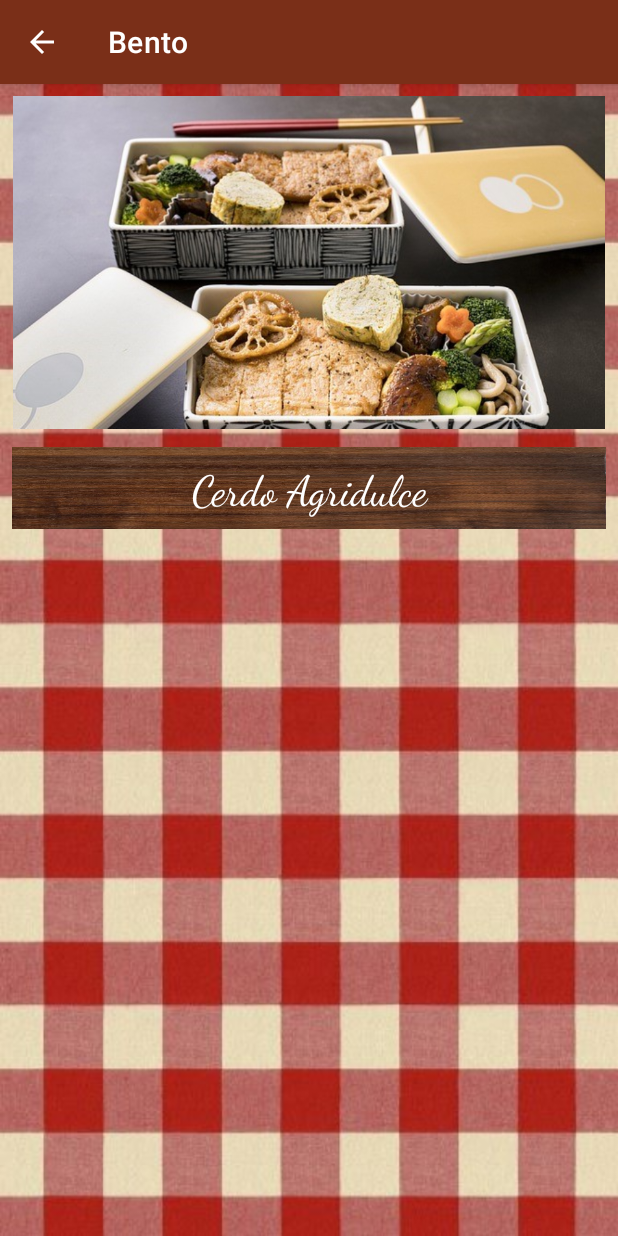
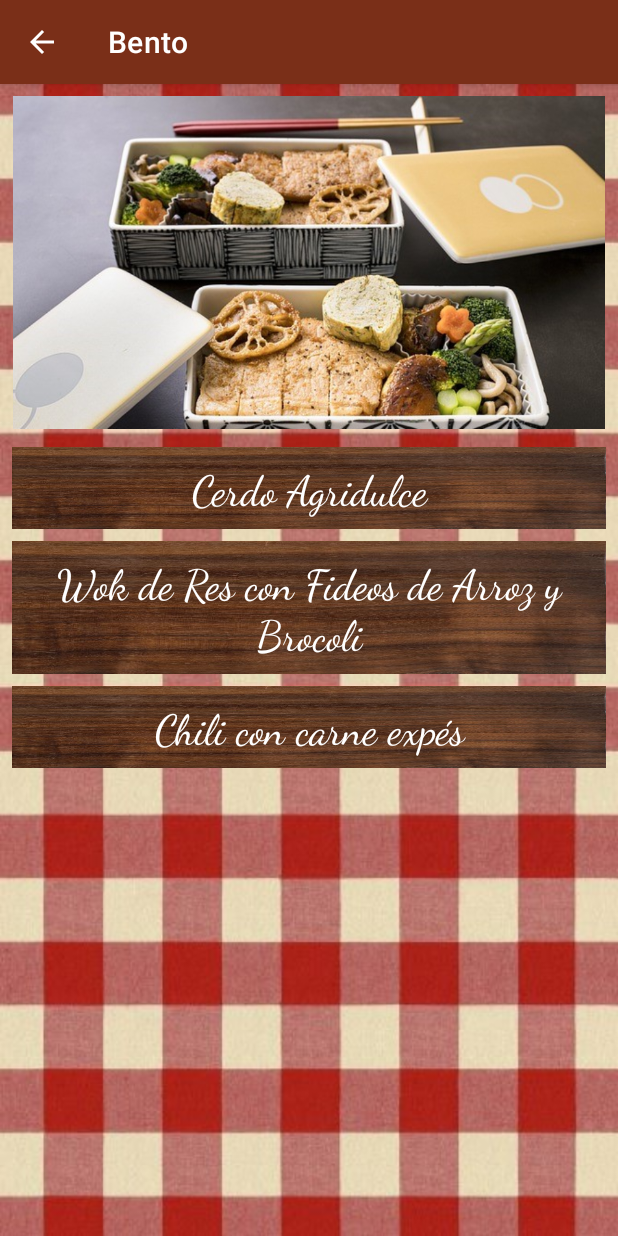
Before and after one commit to geekmaster69/Cocina_Rapida, an Android app: the Bento screen opened directly, with no data from a screen before it, on a phone screen of 412 x 824 dp. Run offline under Robolectric (Android 15) with nearby library versions, the phone set to English and light mode, and no system bars.

Commit message:
nuevo formato

```diff
--- a/app/src/main/java/com/example/cocinarapida/BebidasActivity.kt
+++ b/app/src/main/java/com/example/cocinarapida/BebidasActivity.kt
@@ -17,6 +17,7 @@ class BebidasActivity : AppCompatActivity(), ReceipeClickListener {
         super.onCreate(savedInstanceState)
         binding = ActivityBebidasBinding.inflate(layoutInflater)
         setContentView(binding.root)
+
         supportActionBar?.setDisplayHomeAsUpEnabled(true)
 
         val recipeList = arrayListOf(
--- a/app/src/main/java/com/example/cocinarapida/Bento.kt
+++ b/app/src/main/java/com/example/cocinarapida/Bento.kt
@@ -3,14 +3,11 @@ import android.content.Intent
 import androidx.appcompat.app.AppCompatActivity
 import android.os.Bundle
 import android.view.MenuItem
-import androidx.lifecycle.ViewModel
-import androidx.lifecycle.ViewModelProvider
 import androidx.recyclerview.widget.LinearLayoutManager
 import com.example.cocinarapida.adapter.ReceipeClickListener
 import com.example.cocinarapida.adapter.RecipeAdapter
 import com.example.cocinarapida.databinding.ActivityBentoBinding
 import java.io.Serializable
-import java.util.ArrayList
 
 class Bento : AppCompatActivity(), ReceipeClickListener {
     private lateinit var binding: ActivityBentoBinding
@@ -20,10 +17,9 @@ class Bento : AppCompatActivity(), ReceipeClickListener {
         binding = ActivityBentoBinding.inflate(layoutInflater)
         setContentView(binding.root)
 
-
         supportActionBar?.setDisplayHomeAsUpEnabled(true)
 
-        val recipeList = arrayListOf<Recipe>(
+        val recipeList = arrayListOf(
             Recipe(
                 getString(R.string.title_bento_cerdo_agridulce),
                 R.drawable.bento_cerdo_agridulce,
@@ -56,7 +52,60 @@ class Bento : AppCompatActivity(), ReceipeClickListener {
                     Help("Sin sugerencias",
                         R.drawable.ic_help_null,
                         "No hay sugerencias disponibles"))
-            )
+            ),
+            Recipe(
+                "Wok de Res con Fideos de Arroz y Brocoli",
+                R.drawable.wok_res_fideos_brocoli,
+                arrayListOf(
+                    Ingredient("400g de fideos de arroz"),
+                    Ingredient("1 brocoli mediano"),
+                    Ingredient("600g de filete de res"),
+                    Ingredient("cacahuates tostados salados"),
+                    Ingredient("salsa de soya"),
+                    Ingredient("250ml de agua"),
+                    Ingredient("3 cucharadas de aceite de oliva")
+                ),
+                arrayListOf(
+                    Ingredient("fideos de frijos (Sustitulle fideos de arroz)"),
+                    Ingredient("milanesa de res (Sustitulle fielete de res)")
+                ),
+                arrayListOf(
+                    Ingredient(getString(R.string.no_optios))
+                ),
+                getString(R.string.preparation_wok_res_fideos_brocoli),
+                arrayListOf(
+                    Help("Sin sugerencias",
+                        R.drawable.ic_help_null,
+                        "No hay sugerencias disponibles")
+                )
+            ),
+            Recipe(
+                "Chili con carne expés",
+                R.drawable.chili_expres,
+                arrayListOf(
+                    Ingredient("2 cebollas"),
+                    Ingredient("500g de carne molida de res"),
+                    Ingredient("2 cucharadas de aceite de oliva"),
+                    Ingredient("300g de jitomates picados enlatados o tetrapak"),
+                    Ingredient("1 cucharada de comino en polvo"),
+                    Ingredient("1 cucharada de chile en polvo"),
+                    Ingredient("1 lata de frijoles ayocote morado"),
+                    Ingredient("sal y pimienta")
+                ),
+                arrayListOf(
+                    Ingredient("frijoles enteros (Stutituye frijoles ayocote)"),
+                    Ingredient("500g de carne molida de cerdo (Sustituye carne de res)"),
+                ),
+                arrayListOf(
+                    Ingredient("limones")
+                ),
+                getString(R.string.preparation_chili_expres),
+                arrayListOf(
+                    Help("Sin sugerencias",
+                        R.drawable.ic_help_null,
+                        "No hay sugerencias disponibles")
+                )
+            ),
         )
         recipeAdapter = RecipeAdapter(recipeList, this)
         binding.rvBento.apply {
--- a/app/src/main/java/com/example/cocinarapida/DesayunosActivity.kt
+++ b/app/src/main/java/com/example/cocinarapida/DesayunosActivity.kt
@@ -9,12 +9,10 @@ import com.example.cocinarapida.adapter.ReceipeClickListener
 import com.example.cocinarapida.adapter.RecipeAdapter
 import com.example.cocinarapida.databinding.ActivityDesayunosBinding
 import java.io.Serializable
-import java.util.ArrayList
 
 class DesayunosActivity : AppCompatActivity(), ReceipeClickListener {
     private lateinit var binding: ActivityDesayunosBinding
     private lateinit var recipeAdapter: RecipeAdapter
-
     override fun onCreate(savedInstanceState: Bundle?) {
         super.onCreate(savedInstanceState)
         binding = ActivityDesayunosBinding.inflate(layoutInflater)
@@ -339,7 +337,5 @@ class DesayunosActivity : AppCompatActivity(), ReceipeClickListener {
         intent.putExtra("preparation", recipe.process)
 
         startActivity(intent)
-
-
     }
 }
--- a/app/src/main/res/values/strings.xml
+++ b/app/src/main/res/values/strings.xml
@@ -967,5 +967,30 @@
         2-Agrega la leche y el comino y mezcla a fuego medio por otros 15min.\n\n
         3-Vierte todo el contenido en una licuadora, agrega el queso crema, el aceite, salpimienta y licua.\n\n
         4-Sirve y disfruta.</string>
+    <string name="title_para_dos">Para Dos</string>
+    <string name="perejil_1_2_manojo">½ manojo de perejil</string>
+    <string name="preparation_lomo_papas_pesto">
+        1-Muele el perejil, los piñones y el aceite hasta tener una pasta. Reserva.\n\n
+        2-Pica las papas en rodajas, machaca los ajos y mezclaos en un bowl con la pasta hecha previamente. \n\n
+        3-Coloca el lomo en un refractario para horno, agrega sal y pimienta al gusto y vierte la mezcla del bowl sobre el lomo. \n\n
+        4-Hornea durante 20min a 210 °C.\n\n
+        5-Disfruta.</string>
+    <string name="preparation_wok_res_fideos_brocoli">
+        1-Coloca los fideos en agua hirviendo con sal durante 8 minutos. Escurre el agua.\n\n
+        2-Pica el filete en tiras, fríelos con el aceite a fuego alto durante 5 minutos.\n\n
+        3-Pica el brócoli y agrégalo a la sartén junto el agua. Deja calentar otros 5 minutos a fuego alto.\n\n
+        4-Agrega los fideos, los cacahuates, la soya y mezcla.\n\n
+        5-Sirve y disfruta.</string>
+    <string name="preparation_chili_expres">
+        1-Pica la cebolla finamente y fríela con el aceite durante 3 min a fuego medio.\n\n
+        2-Agrega la carne molida y mezcla por otros 5 min a fuego medio.\n\n
+        3-agrega los jitomates, los frijoles, el chile en polvo, el comino y sal y pimienta al gusto. Mezcla a fuego bajo por otros 20 min.
+        4-Disfruta. Puedes agregarle limón.</string>
+    <string name="preparation_carne_res_cerveza">
+        1-Derrite la mantequilla junto con el aceite en una olla.\n\n
+        2-Agrega la cebolla finamente picada y fríela por 2 min a fuego alto.\n\n
+        3-Agrega la carne picada en trozos medianos y mezcla por 5 min a fuego medio.\n\n
+        4-Agrega la cerveza, la harina, las hiervas de olor, sal y pimienta al gusto y tapa la olla. Deja calentar a fuego bajo durante 2hrs 30 min.\n\n
+        5-Sirve caliente, agrega un poco de mostaza.</string>
 
 </resources>
```
Also changed, not shown: app/src/main/AndroidManifest.xml (+12 -7 lines), app/src/main/java/com/example/cocinarapida/MainActivity.kt (+9 -27 lines), app/src/main/java/com/example/cocinarapida/ParaDosActivity.kt (added, +116 -0 lines), app/src/main/res/layout/activity_main.xml (+12 -0 lines), app/src/main/res/layout/activity_para_dos.xml (added, +24 -0 lines), app/src/main/res/drawable/chili_expres.jpg (added), app/src/main/res/drawable/lomo_papas_pesto.jpg (added), app/src/main/res/drawable/wok_res_fideos_brocoli.jpg (added).
